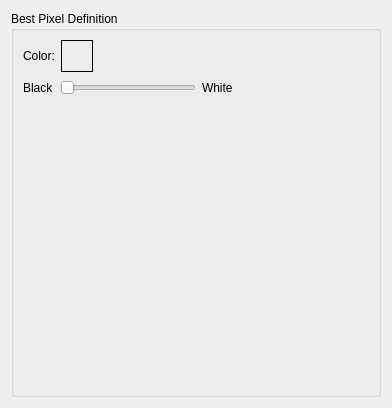
First picture: the form in plugins/SeedGrowSegmentation/SeedGrowSegmentationPreferences.ui, repository FelixdelasPozas/EspINA, before the edit.
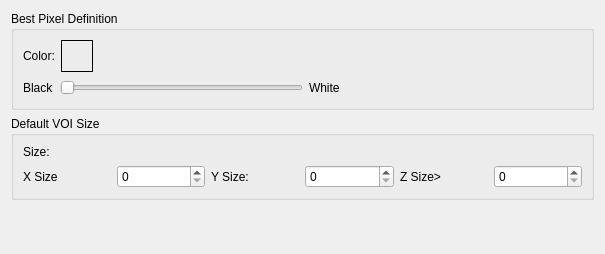
Second picture: the form after the edit.

Commit message: Configure default VOI

```diff
--- a/plugins/SeedGrowSegmentation/SeedGrowSegmentationPreferences.ui
+++ b/plugins/SeedGrowSegmentation/SeedGrowSegmentationPreferences.ui
@@ -6,8 +6,8 @@
    <rect>
     <x>0</x>
     <y>0</y>
-    <width>392</width>
-    <height>408</height>
+    <width>605</width>
+    <height>254</height>
    </rect>
   </property>
   <property name="windowTitle">
@@ -105,22 +105,84 @@
         </item>
        </layout>
       </item>
+     </layout>
+    </widget>
+   </item>
+   <item>
+    <widget class="QGroupBox" name="groupBox_2">
+     <property name="title">
+      <string>Default VOI Size</string>
+     </property>
+     <layout class="QVBoxLayout" name="verticalLayout_4">
       <item>
-       <spacer name="verticalSpacer">
-        <property name="orientation">
-         <enum>Qt::Vertical</enum>
+       <widget class="QLabel" name="label">
+        <property name="text">
+         <string>Size:</string>
         </property>
-        <property name="sizeHint" stdset="0">
-         <size>
-          <width>20</width>
-          <height>40</height>
-         </size>
-        </property>
-       </spacer>
+       </widget>
       </item>
+      <item>
+       <layout class="QHBoxLayout" name="horizontalLayout_3">
+        <item>
+         <widget class="QLabel" name="label_5">
+          <property name="text">
+           <string>X Size</string>
+          </property>
+         </widget>
+        </item>
+        <item>
+         <widget class="QSpinBox" name="xSize">
+          <property name="singleStep">
+           <number>2</number>
+          </property>
+         </widget>
+        </item>
+        <item>
+         <widget class="QLabel" name="label_6">
+          <property name="text">
+           <string>Y Size:</string>
+          </property>
+         </widget>
+        </item>
+        <item>
+         <widget class="QSpinBox" name="ySize">
+          <property name="singleStep">
+           <number>2</number>
+          </property>
+         </widget>
+        </item>
+        <item>
+         <widget class="QLabel" name="label_7">
+          <property name="text">
+           <string>Z Size&gt;</string>
+          </property>
+         </widget>
+        </item>
+        <item>
+         <widget class="QSpinBox" name="zSize">
+          <property name="singleStep">
+           <number>2</number>
+          </property>
+         </widget>
+        </item>
+       </layout>
+      </item>
      </layout>
     </widget>
    </item>
+   <item>
+    <spacer name="verticalSpacer_2">
+     <property name="orientation">
+      <enum>Qt::Vertical</enum>
+     </property>
+     <property name="sizeHint" stdset="0">
+      <size>
+       <width>20</width>
+       <height>40</height>
+      </size>
+     </property>
+    </spacer>
+   </item>
   </layout>
  </widget>
  <resources>
```
The commit also changes 4 other files.
